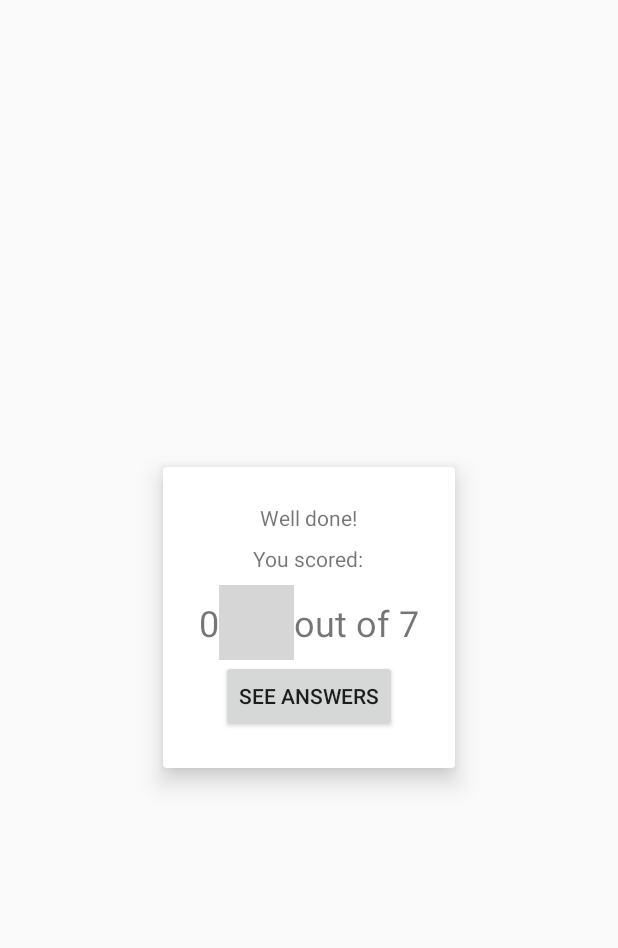
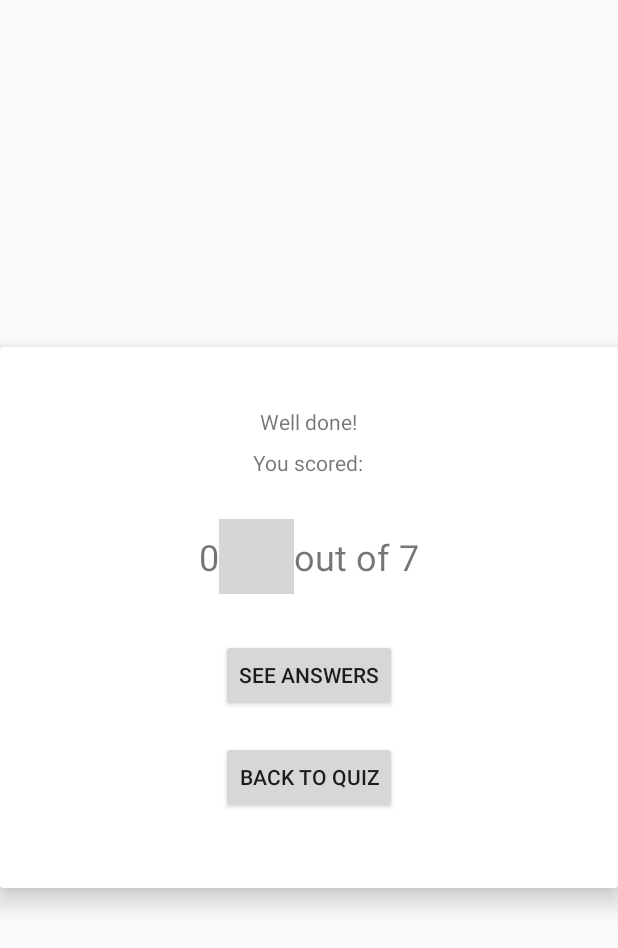
Before and after one commit to alanionita/GDS_QuizApp, an Android app: the fragment ResultsModal shown on its own in the app's theme, on a phone screen of 412 x 824 dp. Shown: the top 948 px of the screen. Run offline under Robolectric (Android 15) with nearby library versions, the phone set to English and light mode, and no system bars; 2 statements that could not run were skipped; grey boxes are pictures that could not be loaded.

Commit message:
added a back to quiz button and logic

```diff
--- a/app/src/main/java/com/example/android/quizapp/ResultsModal.java
+++ b/app/src/main/java/com/example/android/quizapp/ResultsModal.java
@@ -18,16 +18,18 @@ import android.widget.TextView;
  */
 
 public class ResultsModal extends DialogFragment {
-    public Button button;
+    public Button answersButton;
+    public Button backToQuiz;
 
     @Nullable
     @Override
     public View onCreateView(LayoutInflater inflater, @Nullable ViewGroup container, @Nullable Bundle savedInstanceState) {
         View resultsView = inflater.inflate(R.layout.results_modal, container, false);
-        button = resultsView.findViewById(R.id.answers_button);
+        answersButton = resultsView.findViewById(R.id.answers_button);
+        backToQuiz = resultsView.findViewById(R.id.back_to_quiz_button);
         getDialog().setTitle("Results of the quiz!");
 
-        button.setOnClickListener(new View.OnClickListener()
+        answersButton.setOnClickListener(new View.OnClickListener()
         {   public void onClick(View v)
         {
             Intent i = new Intent(ResultsModal.this.getActivity(), Answers.class);
@@ -35,6 +37,13 @@ public class ResultsModal extends DialogFragment {
         }
         });
 
+        backToQuiz.setOnClickListener(new View.OnClickListener()
+        {   public void onClick(View v)
+        {
+            Intent i = new Intent(ResultsModal.this.getActivity(), MainActivity.class);
+            startActivity(i);
+        }
+        });
 
         TextView correctAnswers = resultsView.findViewById(R.id.guess);
         int correctGuesses = ((MainActivity)getActivity()).countCorrectGuesses();
--- a/app/src/main/res/layout/results_modal.xml
+++ b/app/src/main/res/layout/results_modal.xml
@@ -8,7 +8,7 @@
     android:id="@+id/results_modal">
 
     <android.support.v7.widget.CardView
-        android:layout_width="wrap_content"
+        android:layout_width="match_parent"
         android:layout_height="wrap_content"
         android:orientation="vertical"
         card_view:cardElevation="10dp"
@@ -19,7 +19,7 @@
             android:layout_height="match_parent"
             android:gravity="center"
             android:orientation="vertical"
-            android:layout_margin="24dp">
+            android:layout_margin="40dp">
 
             <TextView
                 android:layout_width="wrap_content"
@@ -37,7 +37,8 @@
                android:layout_width="wrap_content"
                android:layout_height="wrap_content"
                android:orientation="horizontal"
-               android:gravity="center">
+               android:gravity="center"
+               android:layout_margin="20dp">
 
                <TextView
                    android:id="@+id/guess"
@@ -57,13 +58,20 @@
                    android:textSize="24sp"/>
            </LinearLayout>
 
-            <Button
-                android:id="@+id/answers_button"
-                android:layout_width="wrap_content"
-                android:layout_height="wrap_content"
-                android:text="See answers"
-                android:onClick="onAnswersButtonClick"/>
+           <Button
+               android:id="@+id/answers_button"
+               android:layout_width="wrap_content"
+               android:layout_height="wrap_content"
+               android:text="See answers"
+               android:onClick="onAnswersButtonClick"
+               android:layout_margin="10dp"/>
 
+           <Button
+               android:id="@+id/back_to_quiz_button"
+               android:layout_width="wrap_content"
+               android:layout_height="wrap_content"
+               android:text="Back to quiz"
+               android:layout_margin="10dp"/>
 
 
         </LinearLayout>
```
